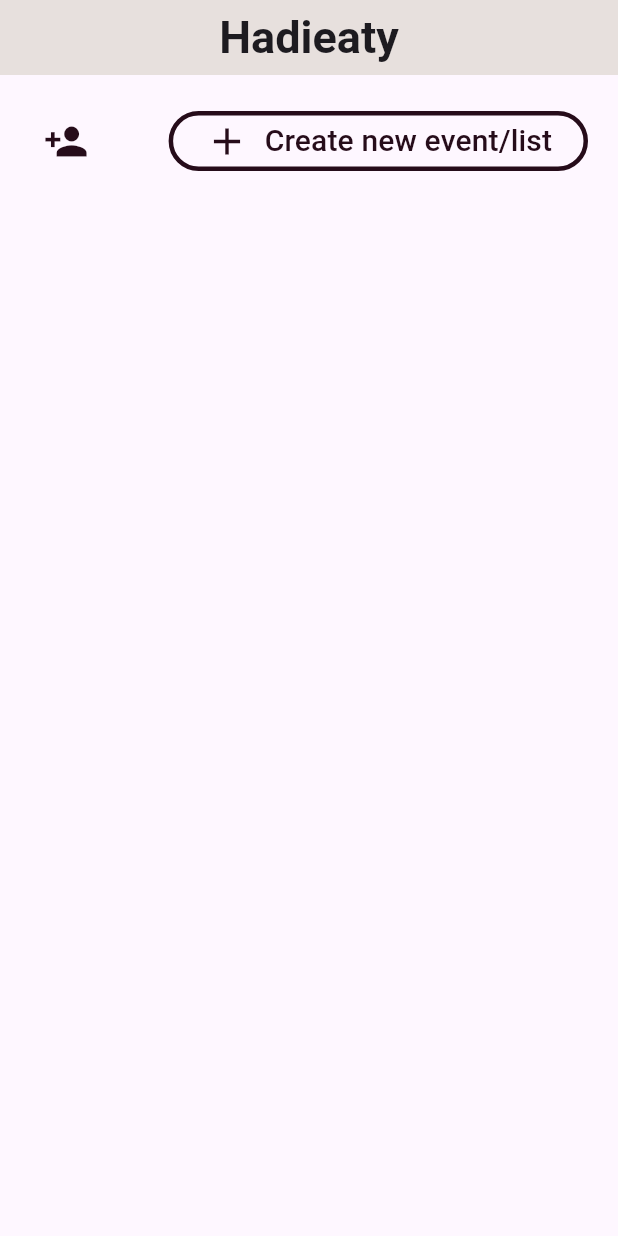
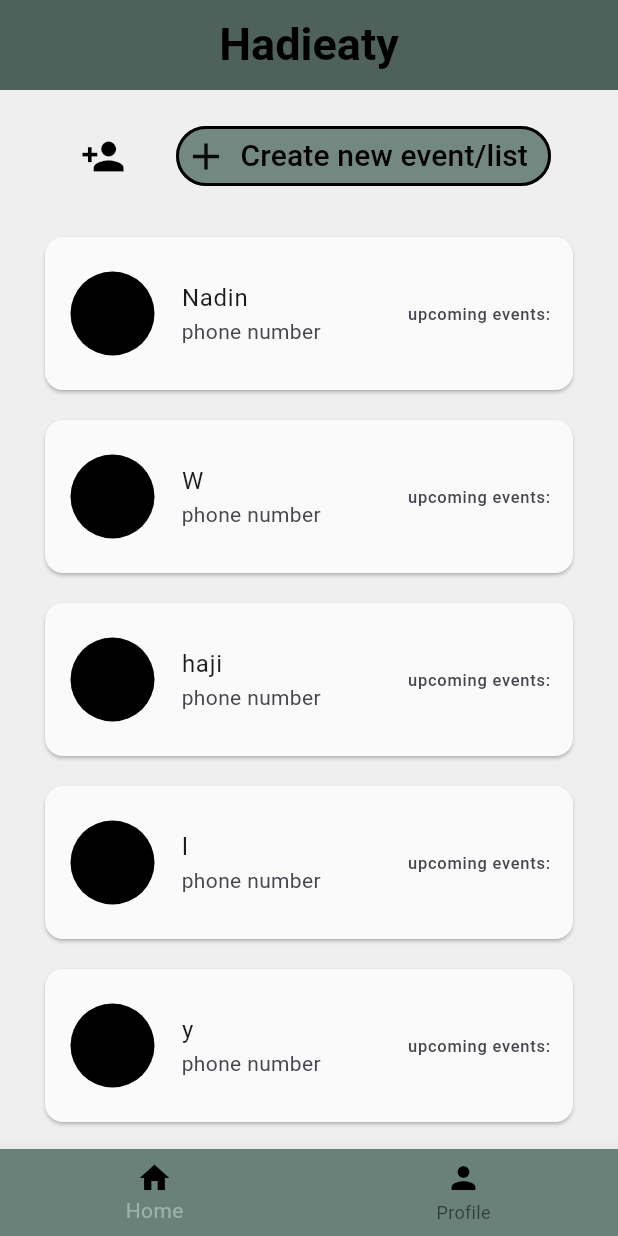
Before and after one commit to nadinnah/hadieaty-usingFlutter, a Flutter app: the screen it shows after launch, on a phone screen of 412 x 824 dp. Run offline on Flutter 3.47's test engine with Material 3 defaults, Android fonts, the phone set to English and light mode, and no system bars.

Commit message:
add bottomNavBar, add ListView.builder to dynamically add friends

```diff
--- a/lib/navigationMenu.dart
+++ b/lib/navigationMenu.dart
@@ -1,13 +1,32 @@
 import 'package:flutter/material.dart';
 
-class NavigationMenu extends StatelessWidget {
+class NavigationMenu extends StatefulWidget {
   const NavigationMenu({super.key});
 
   @override
+  State<NavigationMenu> createState() => _NavigationMenuState();
+}
+
+class _NavigationMenuState extends State<NavigationMenu> {
+  int _currentIndex=0;
+
+  @override
   Widget build(BuildContext context) {
-    return Scaffold(
-      bottomNavigationBar: NavigationBar(destinations:
-        [Container(), Container(),]),
+    return BottomNavigationBar(
+      selectedItemColor: Color(0xFF99B5AA),
+      backgroundColor:Color(0xFF6A817A) ,
+      currentIndex: _currentIndex,
+      onTap: (int newIndex) {
+        setState(() {
+          _currentIndex = newIndex;
+        });
+      },
+      items: const [
+        BottomNavigationBarItem(label: 'Home', icon: Icon(Icons.home, color: Color(
+            0xFF000000),)),
+        BottomNavigationBarItem(label: 'Profile', icon: Icon(Icons.person,color: Color(
+            0xFF000000),)),
+      ],
     );
   }
 }
--- a/lib/pages/home.dart
+++ b/lib/pages/home.dart
@@ -1,4 +1,8 @@
 import 'package:flutter/material.dart';
+import 'package:hadieaty/navigationMenu.dart';
+
+
+List friends=["Nadin", "W", "haji", "l", "y"];
 
 class HomePage extends StatefulWidget {
   const HomePage({super.key});
@@ -8,65 +12,93 @@ class HomePage extends StatefulWidget {
 }
 
 class _HomePageState extends State<HomePage> {
-  String searchGiftList = TextEditingController().text;
+  //String searchGiftList = TextEditingController().text;
 
   @override
   Widget build(BuildContext context) {
     return Scaffold(
+      backgroundColor:const Color(0xffefefef),
       appBar: AppBar(
         title: const Center(
             child: Text(
               'Hadieaty',
-              style: TextStyle(fontSize: 30, fontWeight: FontWeight.w600),
+              style: TextStyle(fontSize: 30, fontWeight: FontWeight.w600, color: Colors.black),
             )),
-        toolbarHeight: 50,
-        backgroundColor: const Color(0xffe7e0dd),
+      toolbarHeight: 60,
+        backgroundColor:const Color(0xff4e615a),
       ),
-      body: SingleChildScrollView(
-        scrollDirection: Axis.vertical,
-        child: Column(
+      body: Column(
         children: [
           Padding(
             padding: const EdgeInsets.all(20.0),
             child: Row(
-                mainAxisAlignment: MainAxisAlignment.spaceBetween,
+              mainAxisAlignment: MainAxisAlignment.spaceEvenly,
               children: [
                 IconButton(
                     onPressed: () {},
                     icon: const Icon(
                       Icons.person_add,
                       size: 30,
-                        color: Color(0xFF260C1A),
+                      color: Color(0xFF000000),
                     )),
-                  OutlinedButton(
+                SizedBox(
+                  width: 250,
+                  child: OutlinedButton(
                       onPressed: () {},
                       style:
                           OutlinedButton.styleFrom(
-                            side: const BorderSide(width: 3.0, color: Color(0xFF260C1A)),
+                            backgroundColor: Color(0xff738881),
+                            side: const BorderSide(width: 2.0, color: Color(
+                                0xFF000000)),
+                            padding: EdgeInsets.symmetric(horizontal: 5),
                             ),
                       child: const Row(
                         children: [
-
                           Icon(
                             Icons.add,
                             size: 30,
-                            color: Color(0xFF260C1A),
+                            color: Color(0xFF0B0A0A),
                           ),
-                          SizedBox(width: 10),
+                          SizedBox(width: 8),
                           Text(
                             'Create new event/list',
-                            style: TextStyle(fontSize: 20, color: Color(0xFF260C1A)),
+                            style: TextStyle(fontSize: 20, color: Color(
+                                0xFF000000)),
                           )
                         ],
-                      ))
+                      )),
+                )
               ],
             ),
           ),
+        // Row(children: [
+        //
+        // ],), search implementation later, will make a class for it
+
+        Expanded(child: ListView.builder(itemCount: friends.length, itemBuilder: (context,index){
+          return Card(
+            color:  Color(0xfffbfafa),
+            margin: EdgeInsets.fromLTRB(30, 10, 30, 10), //30 margin left and right, keeping it consistent
+            child: ListTile(
+              contentPadding: EdgeInsets.all(15.0),
+              onTap: (){},
+
+              leading: CircleAvatar(radius: 30,backgroundColor: Colors.black,),
+              title: Text(friends[index]),
+              subtitle: Text('phone number'),
+              trailing: Text('upcoming events:'),
+
+
+
+
+            ),
+          );
+        },),),
 
         ],
 
       ),
-      ),
+    bottomNavigationBar:  NavigationMenu(),
 
     );
   }
```
Lines whose indentation alone changed are shown as unchanged.
